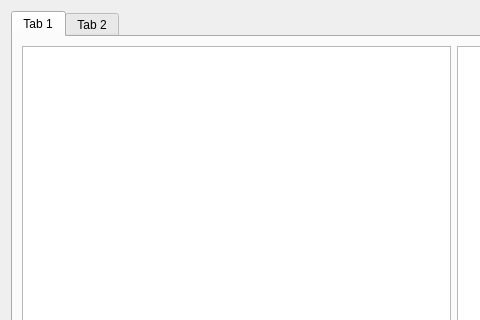
Maalli/myDiffTool, file myDiffTool/diffdialog.ui: the form before one commit; both pictures show x 0 to 480 and y 0 to 320 of the 907 by 557 pixel window.
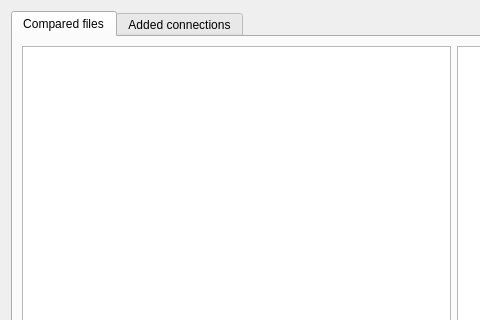
The form after the commit.

Commit message: Functionality added - Sort on filname. - Link row in file basedd on SHA, filename and row. - Sync scroll to make it easier with comparison. - Open file on double click, user input to select text editor. - Modification of format, "Added connections". - Modification to export file, addedmore info and changed to tab seperator. - Bug fix when not targeting any row/several rows.

What changed in the file:
```diff
--- a/myDiffTool/diffdialog.ui
+++ b/myDiffTool/diffdialog.ui
@@ -21,7 +21,7 @@
      </property>
      <widget class="QWidget" name="tab">
       <attribute name="title">
-       <string>Tab 1</string>
+       <string>Compared files</string>
       </attribute>
       <layout class="QVBoxLayout" name="verticalLayout">
        <item>
@@ -77,7 +77,7 @@
      </widget>
      <widget class="QWidget" name="tab_2">
       <attribute name="title">
-       <string>Tab 2</string>
+       <string>Added connections</string>
       </attribute>
       <layout class="QVBoxLayout" name="verticalLayout_3">
        <item>
```
The commit also changes 2 other files.
